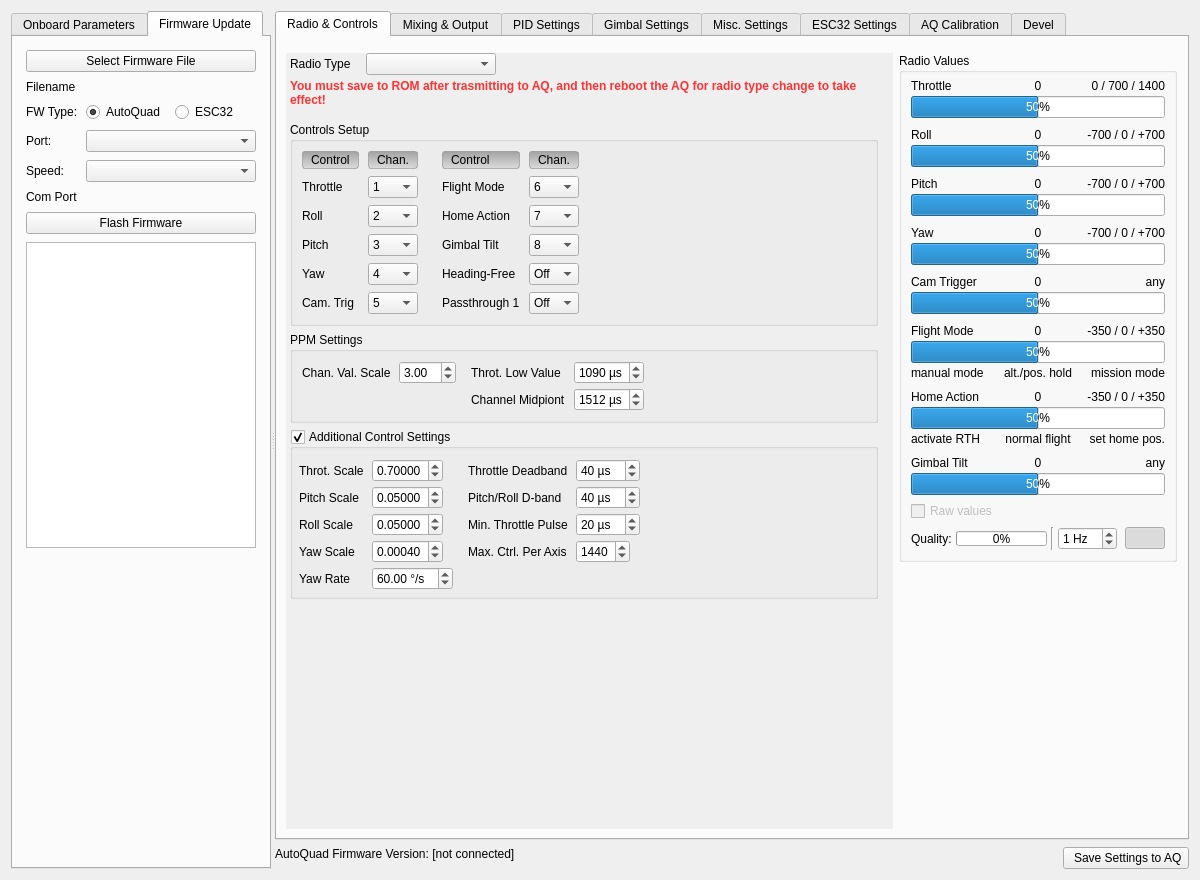
Old version of the form src/ui/qgcautoquad.ui in the repository mpaperno/qgroundcontrol_aq.
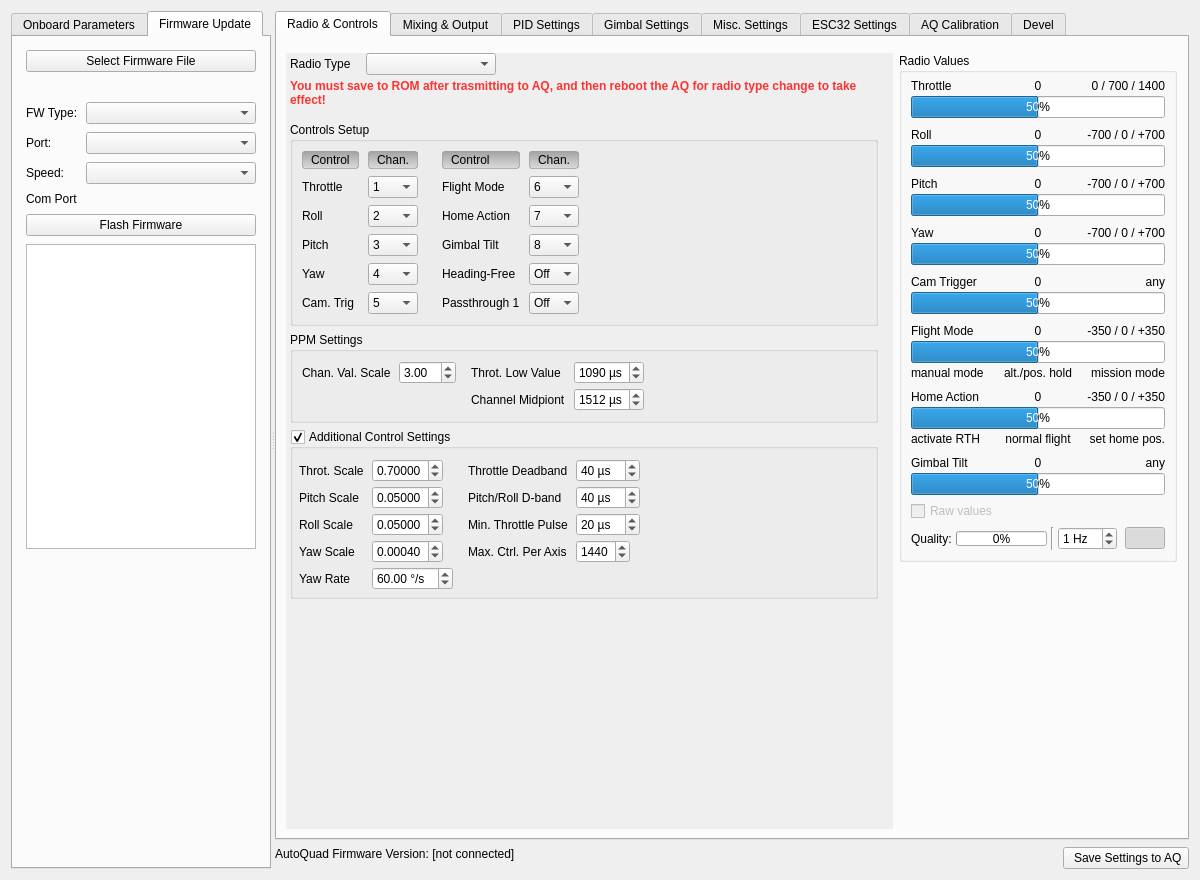
New version of the form. The open tabs and pages were chosen to show the change. Icons and pictures are not drawn.

Diff of the .ui file:
```diff
--- a/src/ui/qgcautoquad.ui
+++ b/src/ui/qgcautoquad.ui
@@ -122,11 +122,7 @@
             </widget>
            </item>
            <item>
-            <widget class="QLabel" name="fileLabel">
-             <property name="text">
-              <string>Filename</string>
-             </property>
-            </widget>
+            <widget class="QLabel" name="fileLabel"/>
            </item>
            <item>
             <layout class="QFormLayout" name="formLayout_35">
@@ -140,19 +136,18 @@
              <item row="0" column="1">
               <layout class="QHBoxLayout" name="horizontalLayout_29">
                <item>
-                <widget class="QRadioButton" name="radioButton_fwType_aq">
-                 <property name="text">
-                  <string>AutoQuad</string>
+                <widget class="QComboBox" name="comboBox_fwType">
+                 <property name="sizePolicy">
+                  <sizepolicy hsizetype="Expanding" vsizetype="Fixed">
+                   <horstretch>0</horstretch>
+                   <verstretch>0</verstretch>
+                  </sizepolicy>
                  </property>
-                 <property name="checked">
-                  <bool>true</bool>
+                 <property name="toolTip">
+                  <string>&lt;html&gt;&lt;head/&gt;&lt;body&gt;&lt;p&gt;&lt;span style=&quot; font-weight:600;&quot;&gt;AutoQuad Serial&lt;/span&gt;: Upload &lt;span style=&quot; font-weight:600; font-style:italic;&quot;&gt;.hex&lt;/span&gt;  firmware file via Serial connection (USB to serial adapter). Supported in all AutoQuad hardware when connected via serial port.&lt;/p&gt;&lt;p&gt;&lt;span style=&quot; font-weight:600;&quot;&gt;AutoQuad Native USB&lt;/span&gt;: Upload .bin file via DFU (STM bootloader via USB). &lt;span style=&quot; text-decoration: underline;&quot;&gt;Currently supported only on AQ M4.&lt;/span&gt; Choose this option if your AutoQuad is connected directly via USB, &lt;span style=&quot; text-decoration: underline;&quot;&gt;not&lt;/span&gt; a USB-to-serial adapter, and you have a &lt;span style=&quot; font-weight:600; font-style:italic;&quot;&gt;.bin&lt;/span&gt;  firmware file.&lt;/p&gt;&lt;p&gt;&lt;span style=&quot; font-weight:600;&quot;&gt;ESC32&lt;/span&gt;: Flash ESC32 firmware &lt;span style=&quot; font-weight:600; font-style:italic;&quot;&gt;.hex&lt;/span&gt;  file via serial connection.&lt;/p&gt;&lt;/body&gt;&lt;/html&gt;</string>
                  </property>
-                </widget>
-               </item>
-               <item>
-                <widget class="QRadioButton" name="radioButton_fwType_esc32">
-                 <property name="text">
-                  <string>ESC32</string>
+                 <property name="sizeAdjustPolicy">
+                  <enum>QComboBox::AdjustToContents</enum>
                  </property>
                 </widget>
                </item>
```
Left out of the diff: 4 changed lines with no effect on the pictures.
